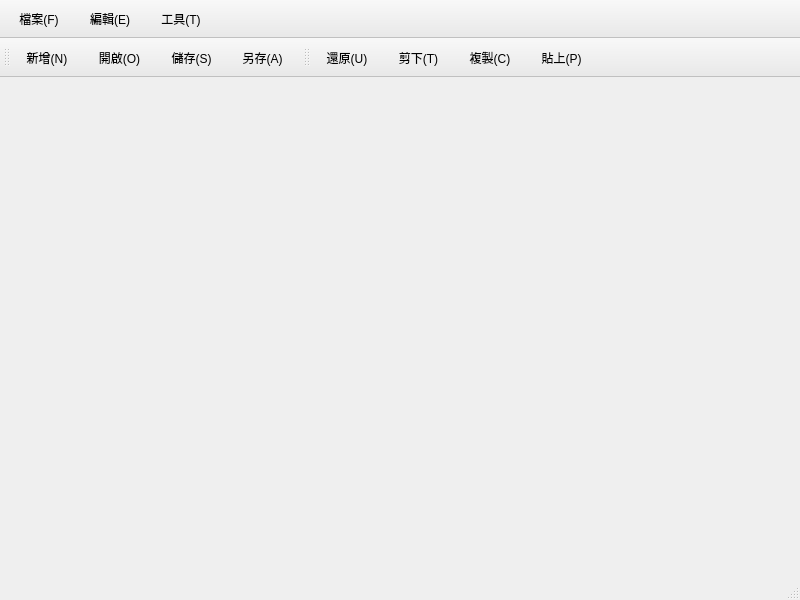
Qt form mianwindow.ui (41343247/DesignWindow) before a commit.
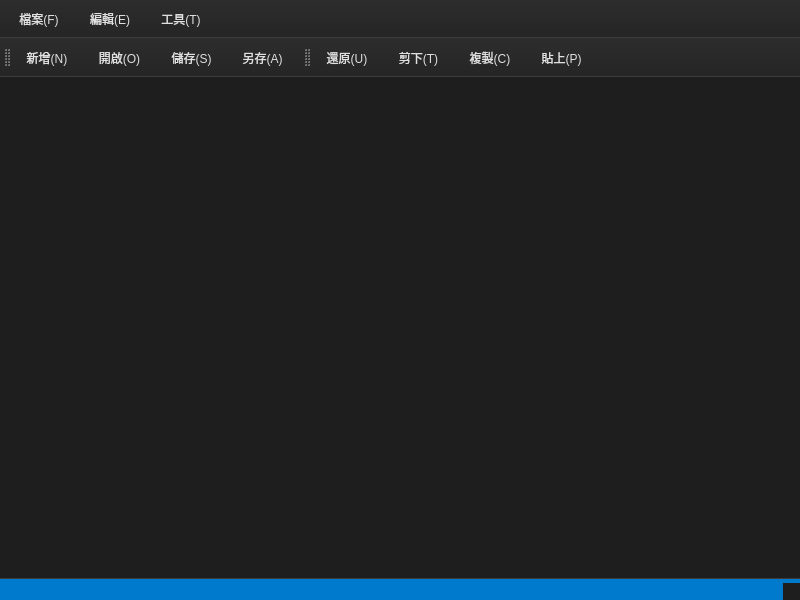
The same form after that commit.

Commit message: Change UI styling to dark theme

What changed in the file:
```diff
--- a/mianwindow.ui
+++ b/mianwindow.ui
@@ -14,11 +14,21 @@
    <string>MainWindow</string>
   </property>
   <property name="styleSheet">
-   <string notr="true">QMenuBar {
-    background-color: qlineargradient(x1:0, y1:0, x2:0, y2:1, stop:0 #f8f8f8, stop:1 #e8e8e8);
-    border-bottom: 1px solid #c0c0c0;
+   <string notr="true">QMainWindow {
+    background-color: #1e1e1e;
+}
+
+QWidget {
+    background-color: #1e1e1e;
+    color: #e0e0e0;
+}
+
+QMenuBar {
+    background-color: qlineargradient(x1:0, y1:0, x2:0, y2:1, stop:0 #2d2d2d, stop:1 #252525);
+    border-bottom: 1px solid #3c3c3c;
     padding: 2px;
     spacing: 3px;
+    color: #e0e0e0;
 }
 
 QMenuBar::item {
@@ -26,6 +36,7 @@
     padding: 6px 12px;
     border-radius: 4px;
     margin: 2px;
+    color: #e0e0e0;
 }
 
 QMenuBar::item:selected {
@@ -63,15 +74,15 @@
 }
 
 QToolBar {
-    background-color: qlineargradient(x1:0, y1:0, x2:0, y2:1, stop:0 #f8f8f8, stop:1 #e8e8e8);
-    border-bottom: 1px solid #c0c0c0;
+    background-color: qlineargradient(x1:0, y1:0, x2:0, y2:1, stop:0 #2d2d2d, stop:1 #252525);
+    border-bottom: 1px solid #3c3c3c;
     padding: 4px;
     spacing: 4px;
 }
 
 QToolBar::separator {
     width: 1px;
-    background: #c0c0c0;
+    background: #3c3c3c;
     margin: 4px 8px;
 }
 
@@ -80,6 +91,7 @@
     border: 1px solid transparent;
     border-radius: 4px;
     padding: 4px 8px;
+    color: #e0e0e0;
 }
 
 QToolButton:hover {
@@ -88,7 +100,13 @@
 }
 
 QToolButton:pressed {
-    background-color: #cce4f7;
+    background-color: #4a4a4a;
+}
+
+QStatusBar {
+    background-color: #007acc;
+    color: white;
+    border-top: 1px solid #3c3c3c;
 }</string>
   </property>
   <widget class="QWidget" name="centralwidget"/>
```
Left out of the diff: 14 changed lines with no effect on the pictures.
